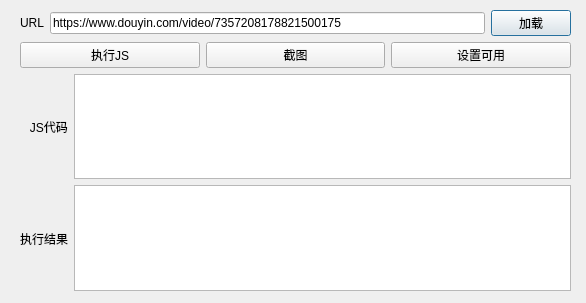
Old version of the form mpdc/debugdialog.ui in the repository kinglon/mpdc.
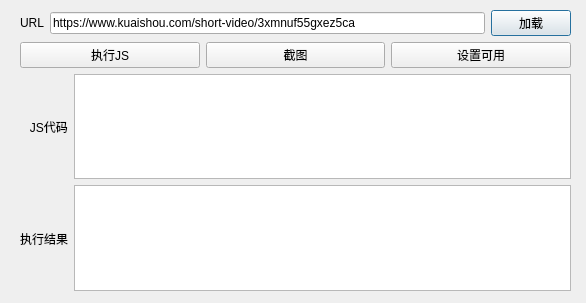
New version of the form.

The edit to the form file:
```diff
--- a/mpdc/debugdialog.ui
+++ b/mpdc/debugdialog.ui
@@ -16,7 +16,7 @@
   <property name="modal">
    <bool>true</bool>
   </property>
-  <widget class="QWidget" name="">
+  <widget class="QWidget" name="layoutWidget">
    <property name="geometry">
     <rect>
      <x>20</x>
@@ -38,7 +38,7 @@
       <item>
        <widget class="QLineEdit" name="urlEdit">
         <property name="text">
-         <string>https://www.douyin.com/video/7357208178821500175</string>
+         <string>https://www.kuaishou.com/short-video/3xmnuf55gxez5ca</string>
         </property>
        </widget>
       </item>
```
